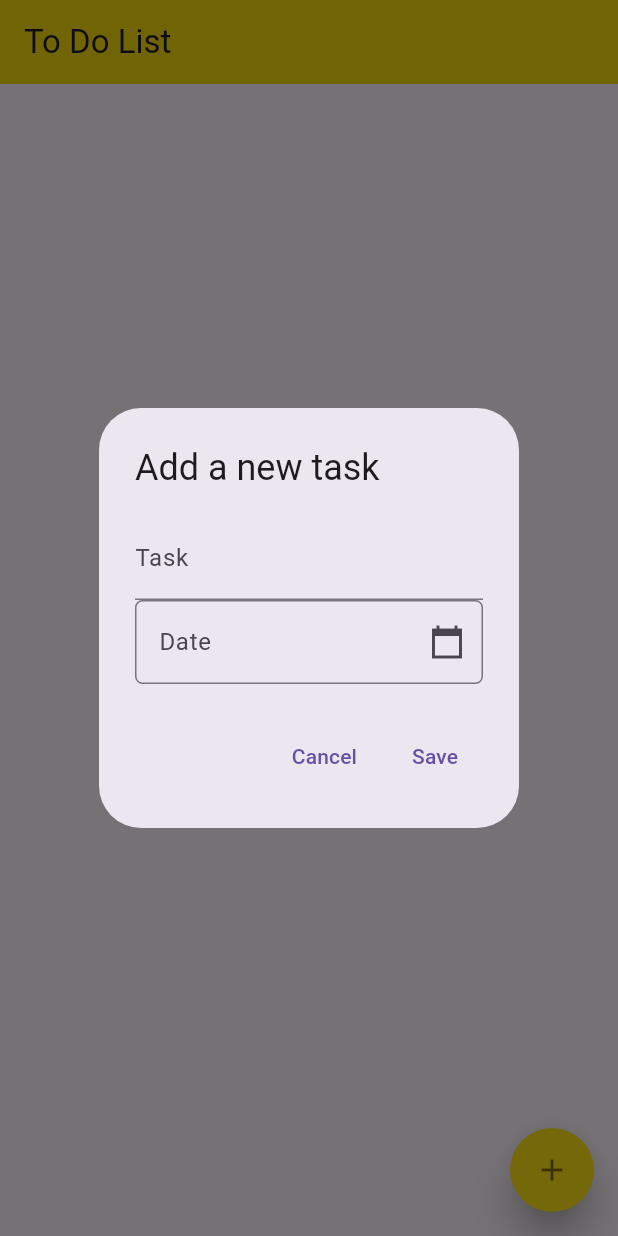
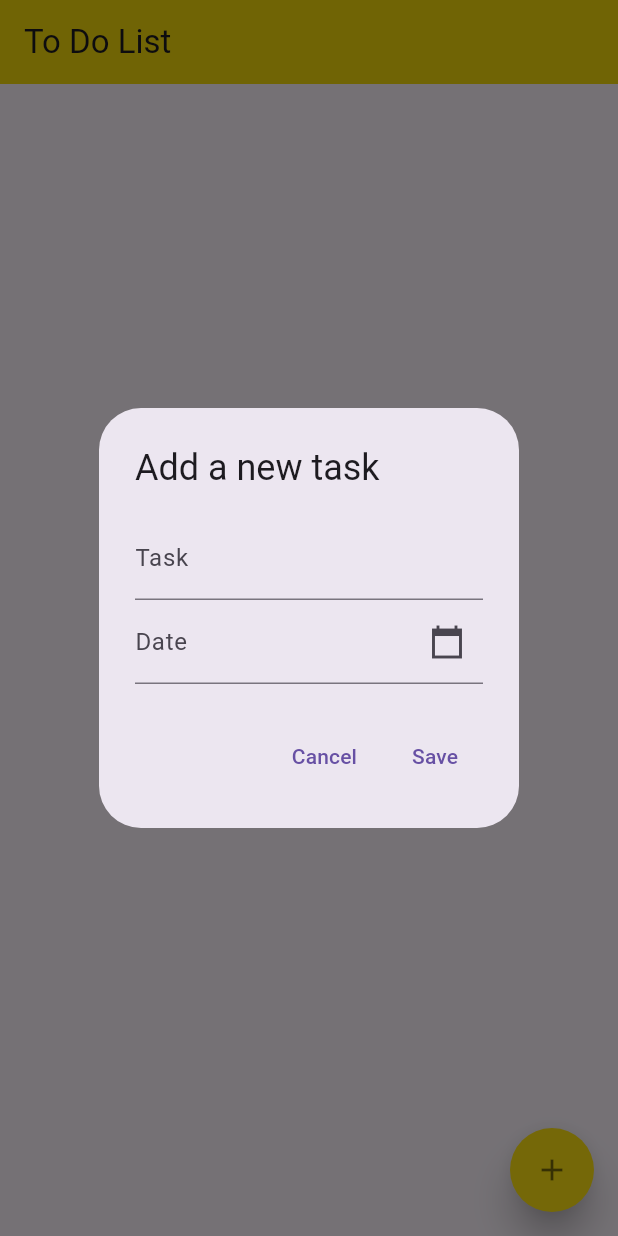
Before and after one commit to KisoththamanM/AppDev_To-Do-List, a Flutter app: the screen it shows after launch, after a tap on the "add" icon, on a phone screen of 412 x 824 dp. Run offline on Flutter 3.47's test engine with Material 3 defaults, Android fonts, the phone set to English and light mode, and no system bars; our stand-ins replace sqflite; accounts and stored records are empty.

Commit message:
Minor design change.

```diff
--- a/lib/main.dart
+++ b/lib/main.dart
@@ -89,17 +89,6 @@ class _ToDoState extends State<ToDo> {
                     decoration: InputDecoration(
                       suffixIcon: Icon(Icons.calendar_today_sharp),
                       label: Text("Date"),
-                      border: OutlineInputBorder(
-                        borderRadius: BorderRadius.circular(5.0),
-                        borderSide: BorderSide(
-                          color: Colors.black54,
-                          width: 1.0,
-                        ),
-                      ),
-                      focusedBorder: OutlineInputBorder(
-                        borderRadius: BorderRadius.circular(5.0),
-                        borderSide: BorderSide(color: Colors.black, width: 1.5),
-                      ),
                     ),
                   ),
                 ),
```
